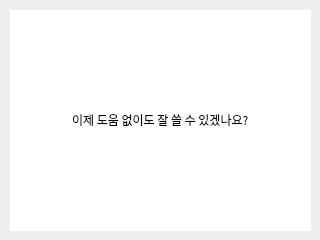
Above: Helpclose.ui from Bokgithub/APTP2022 before the change. Below: the same form after it.
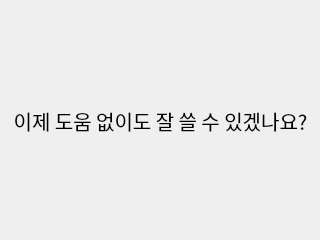
That is the form after the change.

Diff of the .ui file:
```diff
--- a/Helpclose.ui
+++ b/Helpclose.ui
@@ -37,33 +37,19 @@
     </property>
     <layout class="QGridLayout" name="gridLayout">
      <item row="0" column="0">
-      <widget class="QLineEdit" name="lineEdit">
-       <property name="sizePolicy">
-        <sizepolicy hsizetype="Expanding" vsizetype="Expanding">
-         <horstretch>0</horstretch>
-         <verstretch>0</verstretch>
-        </sizepolicy>
-       </property>
+      <widget class="QLabel" name="label">
        <property name="font">
         <font>
-         <family>AppleSDGothicNeoB00</family>
+         <family>Pretendard SemiBold</family>
+         <pointsize>15</pointsize>
         </font>
        </property>
        <property name="text">
         <string>이제 도움 없이도 잘 쓸 수 있겠나요?</string>
        </property>
-       <property name="frame">
-        <bool>false</bool>
-       </property>
        <property name="alignment">
         <set>Qt::AlignCenter</set>
        </property>
-       <property name="dragEnabled">
-        <bool>false</bool>
-       </property>
-       <property name="readOnly">
-        <bool>true</bool>
-       </property>
       </widget>
      </item>
     </layout>
```
